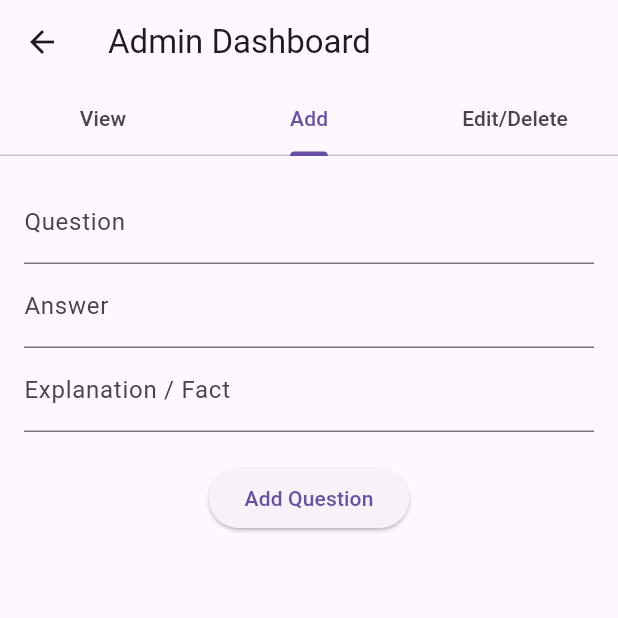
After one commit to kaungkhantluke-dev/myapp, a Flutter app: the AdminDashboardScreen screen opened by its route, tab 2 chosen, after a tap on "Add Question", on a phone screen of 412 x 824 dp, the top half of it. The commit adds this screen. Run offline on Flutter 3.47's test engine with Material 3 defaults, Android fonts, the phone set to English and light mode, and no system bars; our stand-ins replace cloud_firestore, firebase_auth, firebase_core, google_sign_in; accounts and stored records are empty.

```diff
--- /dev/null
+++ b/lib/loginUI/add_question_tab.dart
@@ -0,0 +1,65 @@
+import 'package:cloud_firestore/cloud_firestore.dart';
+import 'package:flutter/material.dart';
+
+class AddQuestionTab extends StatefulWidget {
+  const AddQuestionTab({super.key});
+
+  @override
+  State<AddQuestionTab> createState() => _AddQuestionTabState();
+}
+
+class _AddQuestionTabState extends State<AddQuestionTab> {
+  final TextEditingController _questionController = TextEditingController();
+  final TextEditingController _answerController = TextEditingController();
+  final TextEditingController _factController = TextEditingController();
+
+  void _addQuestion() async {
+    final question = _questionController.text.trim();
+    final answer = _answerController.text.trim();
+    final fact = _factController.text.trim();
+
+    if (question.isNotEmpty && answer.isNotEmpty && fact.isNotEmpty) {
+      await FirebaseFirestore.instance.collection('questions').add({
+        'question': question,
+        'answer': answer,
+        'fact': fact,
+        'timestamp': FieldValue.serverTimestamp(),
+      });
+      _questionController.clear();
+      _answerController.clear();
+      _factController.clear();
+      ScaffoldMessenger.of(
+        context,
+      ).showSnackBar(const SnackBar(content: Text('Question added')));
+    }
+  }
+
+  @override
+  Widget build(BuildContext context) {
+    return Padding(
+      padding: const EdgeInsets.all(16.0),
+      child: Column(
+        children: [
+          TextField(
+            controller: _questionController,
+            decoration: const InputDecoration(labelText: 'Question'),
+          ),
+          TextField(
+            controller: _answerController,
+            decoration: const InputDecoration(labelText: 'Answer'),
+          ),
+          TextField(
+            controller: _factController,
+            decoration: const InputDecoration(labelText: 'Explanation / Fact'),
+          ),
+
+          const SizedBox(height: 20),
+          ElevatedButton(
+            onPressed: _addQuestion,
+            child: const Text('Add Question'),
+          ),
+        ],
+      ),
+    );
+  }
+}
--- /dev/null
+++ b/lib/loginUI/admin.dart
@@ -0,0 +1,30 @@
+import 'package:flutter/material.dart';
+import 'view_questions_tab.dart';
+import 'add_question_tab.dart';
+import 'edit_question_tab.dart';
+
+class AdminDashboardScreen extends StatelessWidget {
+  const AdminDashboardScreen({super.key});
+
+  @override
+  Widget build(BuildContext context) {
+    return DefaultTabController(
+      length: 3,
+      child: Scaffold(
+        appBar: AppBar(
+          title: const Text('Admin Dashboard'),
+          bottom: const TabBar(
+            tabs: [
+              Tab(text: 'View'),
+              Tab(text: 'Add'),
+              Tab(text: 'Edit/Delete'),
+            ],
+          ),
+        ),
+        body: const TabBarView(
+          children: [ViewQuestionsTab(), AddQuestionTab(), EditQuestionTab()],
+        ),
+      ),
+    );
+  }
+}
--- a/lib/loginUI/feedpage.dart
+++ b/lib/loginUI/feedpage.dart
@@ -43,11 +43,26 @@ class FeedPage extends StatelessWidget {
 
               final question = data['question'] ?? 'No Question';
               final answer = data['answer'] ?? 'No Answer';
+              final fact = data['fact'] ?? 'No explanation provided.';
               final timestamp = data['timestamp'] != null
                   ? (data['timestamp'] as Timestamp).toDate()
                   : DateTime.now();
 
-              return Card(
+              return GestureDetector(
+                onTap: () {
+                  Navigator.push(
+                    context,
+                    MaterialPageRoute(
+                      builder: (_) => QuestionDetailPage(
+                        question: question,
+                        answer: answer,
+                        fact: fact,
+                        timestamp: timestamp,
+                      ),
+                    ),
+                  );
+                },
+                child: Card(
                   shape: RoundedRectangleBorder(
                     borderRadius: BorderRadius.circular(16),
                   ),
@@ -67,7 +82,12 @@ class FeedPage extends StatelessWidget {
                           ),
                         ),
                         const SizedBox(height: 8),
-                      Text(answer, style: const TextStyle(fontSize: 16)),
+                        Text(
+                          answer,
+                          maxLines: 2,
+                          overflow: TextOverflow.ellipsis,
+                          style: const TextStyle(fontSize: 16),
+                        ),
                         const SizedBox(height: 12),
                         Align(
                           alignment: Alignment.bottomRight,
@@ -82,6 +102,7 @@ class FeedPage extends StatelessWidget {
                       ],
                     ),
                   ),
+                ),
               );
             },
           );
@@ -90,3 +111,76 @@ class FeedPage extends StatelessWidget {
     );
   }
 }
+
+class QuestionDetailPage extends StatelessWidget {
+  final String question;
+  final String answer;
+  final String fact;
+  final DateTime timestamp;
+
+  const QuestionDetailPage({
+    super.key,
+    required this.question,
+    required this.answer,
+    required this.fact,
+    required this.timestamp,
+  });
+
+  @override
+  Widget build(BuildContext context) {
+    return Scaffold(
+      appBar: AppBar(
+        title: const Text('Q&A Detail'),
+        backgroundColor: Colors.indigo.shade900,
+      ),
+      body: Padding(
+        padding: const EdgeInsets.all(20),
+        child: Card(
+          shape: RoundedRectangleBorder(
+            borderRadius: BorderRadius.circular(16),
+          ),
+          elevation: 4,
+          child: Padding(
+            padding: const EdgeInsets.all(20),
+            child: Column(
+              crossAxisAlignment: CrossAxisAlignment.start,
+              children: [
+                Text(
+                  'Question:',
+                  style: TextStyle(fontWeight: FontWeight.bold, fontSize: 18),
+                ),
+                const SizedBox(height: 6),
+                Text(question, style: const TextStyle(fontSize: 16)),
+
+                const SizedBox(height: 16),
+                Text(
+                  'Answer:',
+                  style: TextStyle(fontWeight: FontWeight.bold, fontSize: 18),
+                ),
+                const SizedBox(height: 6),
+                Text(answer, style: const TextStyle(fontSize: 16)),
+
+                const SizedBox(height: 16),
+                Text(
+                  'Explanation (Fact):',
+                  style: TextStyle(fontWeight: FontWeight.bold, fontSize: 18),
+                ),
+                const SizedBox(height: 6),
+                Text(fact, style: const TextStyle(fontSize: 16)),
+
+                const Spacer(),
+                Align(
+                  alignment: Alignment.bottomRight,
+                  child: Text(
+                    DateFormat.yMMMd().add_jm().format(timestamp),
+                    style: TextStyle(color: Colors.grey[600], fontSize: 12),
+                  ),
+                ),
+              ],
+            ),
+          ),
+        ),
+      ),
+    );
+  }
+}
--- /dev/null
+++ b/lib/loginUI/view_questions_tab.dart
@@ -0,0 +1,53 @@
+import 'package:cloud_firestore/cloud_firestore.dart';
+import 'package:flutter/material.dart';
+
+class ViewQuestionsTab extends StatelessWidget {
+  const ViewQuestionsTab({super.key});
+
+  @override
+  Widget build(BuildContext context) {
+    return StreamBuilder<QuerySnapshot>(
+      stream: FirebaseFirestore.instance.collection('questions').snapshots(),
+      builder: (context, snapshot) {
+        if (!snapshot.hasData) {
+          return const Center(child: CircularProgressIndicator());
+        }
+
+        final docs = snapshot.data!.docs;
+        return ListView.builder(
+          itemCount: docs.length,
+          itemBuilder: (context, index) {
+            final data = docs[index].data() as Map<String, dynamic>;
+
+            final question = data['question'] ?? 'No question';
+            final answer = data['answer'] ?? 'No answer';
+            final fact = data['fact'] ?? 'No fact';
+
+            return Card(
+              margin: const EdgeInsets.symmetric(horizontal: 12, vertical: 8),
+              child: Padding(
+                padding: const EdgeInsets.all(16.0),
+                child: Column(
+                  crossAxisAlignment: CrossAxisAlignment.start,
+                  children: [
+                    Text(
+                      question,
+                      style: const TextStyle(
+                        fontSize: 18,
+                        fontWeight: FontWeight.bold,
+                      ),
+                    ),
+                    const SizedBox(height: 8),
+                    Text('Answer: $answer'),
+                    const SizedBox(height: 4),
+                    Text('Fact: $fact'),
+                  ],
+                ),
+              ),
+            );
+          },
+        );
+      },
+    );
+  }
+}
--- a/lib/main.dart
+++ b/lib/main.dart
@@ -7,6 +7,7 @@ import 'package:medquiz/loginUI/login.dart';
 import 'package:medquiz/loginUI/landingpage.dart';
 import 'package:medquiz/loginUI/chgpassword.dart';
 import 'package:medquiz/loginUI/feedpage.dart';
+import 'package:medquiz/loginUI/admin.dart';
 
 Future<void> main() async {
   WidgetsFlutterBinding.ensureInitialized();
@@ -29,6 +30,7 @@ class MyApp extends StatelessWidget {
         '/signup': (context) => const SignUp(),
         '/chgpassword': (context) => const ChgPassword(),
         '/feedpage': (context) => const FeedPage(),
+        '/admin': (context) => const AdminDashboardScreen(),
       },
     );
   }
```
Also changed, not shown: lib/loginUI/edit_question_tab.dart (added, +116 -0 lines), lib/loginUI/login.dart (+23 -11 lines). Lines whose indentation alone changed are shown as unchanged.
